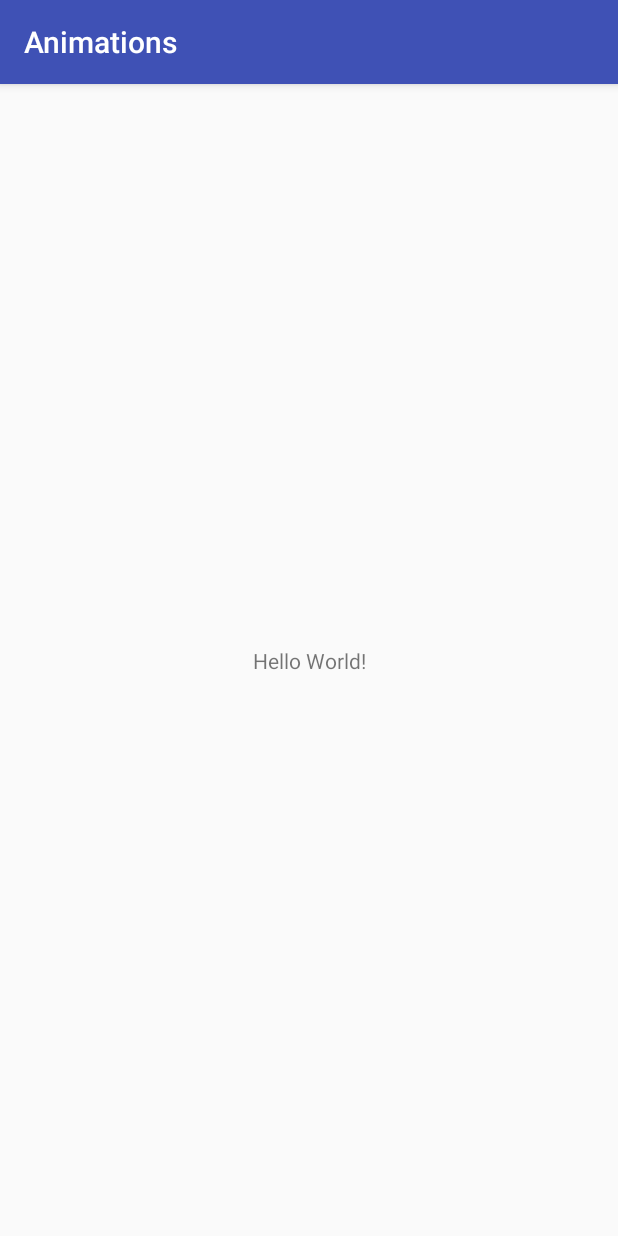
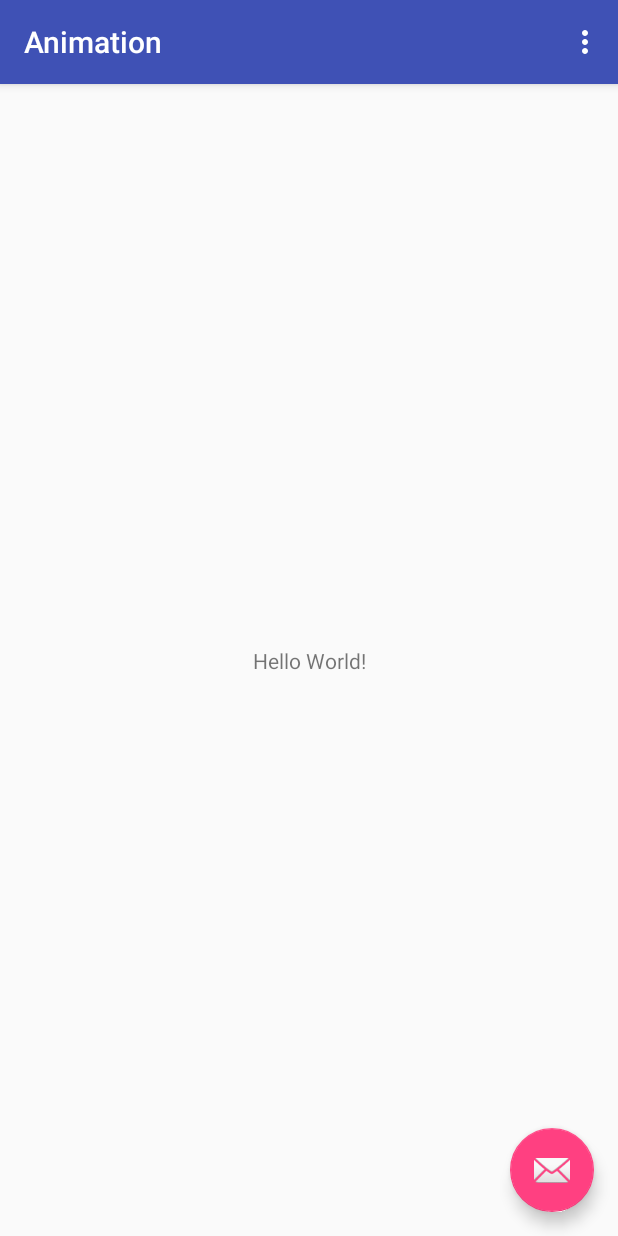
Before and after one commit to gdinhvu81/Animation, an Android app: the screen it shows after launch (MainActivity), on a phone screen of 412 x 824 dp. Run offline under Robolectric (Android 15) with nearby library versions, the phone set to English and light mode, and no system bars.

Commit message:
Animation App

```diff
--- a/app/build.gradle
+++ b/app/build.gradle
@@ -7,7 +7,7 @@ apply plugin: 'kotlin-android-extensions'
 android {
     compileSdkVersion 26
     defaultConfig {
-        applicationId "com.example.gdinh.animations"
+        applicationId "com.example.gdinh.animation"
         minSdkVersion 24
         targetSdkVersion 26
         versionCode 1
@@ -27,6 +27,7 @@ dependencies {
     implementation"org.jetbrains.kotlin:kotlin-stdlib-jre7:$kotlin_version"
     implementation 'com.android.support:appcompat-v7:26.1.0'
     implementation 'com.android.support.constraint:constraint-layout:1.0.2'
+    implementation 'com.android.support:design:26.1.0'
     testImplementation 'junit:junit:4.12'
     androidTestImplementation 'com.android.support.test:runner:1.0.1'
     androidTestImplementation 'com.android.support.test.espresso:espresso-core:3.0.1'
--- /dev/null
+++ b/app/src/main/java/com/example/gdinh/animation/MainActivity.kt
@@ -0,0 +1,39 @@
+package com.example.gdinh.animation
+
+import android.os.Bundle
+import android.support.design.widget.Snackbar
+import android.support.v7.app.AppCompatActivity
+import android.view.Menu
+import android.view.MenuItem
+
+import kotlinx.android.synthetic.main.activity_main.*
+
+class MainActivity : AppCompatActivity() {
+
+    override fun onCreate(savedInstanceState: Bundle?) {
+        super.onCreate(savedInstanceState)
+        setContentView(R.layout.activity_main)
+        setSupportActionBar(toolbar)
+
+        fab.setOnClickListener { view ->
+            Snackbar.make(view, "Replace with your own action", Snackbar.LENGTH_LONG)
+                    .setAction("Action", null).show()
+        }
+    }
+
+    override fun onCreateOptionsMenu(menu: Menu): Boolean {
+        // Inflate the menu; this adds items to the action bar if it is present.
+        menuInflater.inflate(R.menu.menu_main, menu)
+        return true
+    }
+
+    override fun onOptionsItemSelected(item: MenuItem): Boolean {
+        // Handle action bar item clicks here. The action bar will
+        // automatically handle clicks on the Home/Up button, so long
+        // as you specify a parent activity in AndroidManifest.xml.
+        return when (item.itemId) {
+            R.id.action_settings -> true
+            else -> super.onOptionsItemSelected(item)
+        }
+    }
+}
--- a/app/src/main/res/layout/activity_main.xml
+++ b/app/src/main/res/layout/activity_main.xml
@@ -1,18 +1,33 @@
 <?xml version="1.0" encoding="utf-8"?>
-<android.support.constraint.ConstraintLayout xmlns:android="http://schemas.android.com/apk/res/android"
+<android.support.design.widget.CoordinatorLayout xmlns:android="http://schemas.android.com/apk/res/android"
     xmlns:app="http://schemas.android.com/apk/res-auto"
     xmlns:tools="http://schemas.android.com/tools"
     android:layout_width="match_parent"
     android:layout_height="match_parent"
-    tools:context="com.example.gdinh.animations.MainActivity">
+    tools:context="com.example.gdinh.animation.MainActivity">
 
-    <TextView
+    <android.support.design.widget.AppBarLayout
+        android:layout_width="match_parent"
+        android:layout_height="wrap_content"
+        android:theme="@style/AppTheme.AppBarOverlay">
+
+        <android.support.v7.widget.Toolbar
+            android:id="@+id/toolbar"
+            android:layout_width="match_parent"
+            android:layout_height="?attr/actionBarSize"
+            android:background="?attr/colorPrimary"
+            app:popupTheme="@style/AppTheme.PopupOverlay" />
+
+    </android.support.design.widget.AppBarLayout>
+
+    <include layout="@layout/content_main" />
+
+    <android.support.design.widget.FloatingActionButton
+        android:id="@+id/fab"
         android:layout_width="wrap_content"
         android:layout_height="wrap_content"
-        android:text="Hello World!"
-        app:layout_constraintBottom_toBottomOf="parent"
-        app:layout_constraintLeft_toLeftOf="parent"
-        app:layout_constraintRight_toRightOf="parent"
-        app:layout_constraintTop_toTopOf="parent" />
+        android:layout_gravity="bottom|end"
+        android:layout_margin="@dimen/fab_margin"
+        app:srcCompat="@android:drawable/ic_dialog_email" />
 
-</android.support.constraint.ConstraintLayout>
+</android.support.design.widget.CoordinatorLayout>
--- /dev/null
+++ b/app/src/main/res/layout/content_main.xml
@@ -0,0 +1,20 @@
+<?xml version="1.0" encoding="utf-8"?>
+<android.support.constraint.ConstraintLayout xmlns:android="http://schemas.android.com/apk/res/android"
+    xmlns:app="http://schemas.android.com/apk/res-auto"
+    xmlns:tools="http://schemas.android.com/tools"
+    android:layout_width="match_parent"
+    android:layout_height="match_parent"
+    app:layout_behavior="@string/appbar_scrolling_view_behavior"
+    tools:context="com.example.gdinh.animation.MainActivity"
+    tools:showIn="@layout/activity_main">
+
+    <TextView
+        android:layout_width="wrap_content"
+        android:layout_height="wrap_content"
+        android:text="Hello World!"
+        app:layout_constraintBottom_toBottomOf="parent"
+        app:layout_constraintLeft_toLeftOf="parent"
+        app:layout_constraintRight_toRightOf="parent"
+        app:layout_constraintTop_toTopOf="parent" />
+
+</android.support.constraint.ConstraintLayout>
--- /dev/null
+++ b/app/src/main/res/menu/menu_main.xml
@@ -0,0 +1,10 @@
+<menu xmlns:android="http://schemas.android.com/apk/res/android"
+    xmlns:app="http://schemas.android.com/apk/res-auto"
+    xmlns:tools="http://schemas.android.com/tools"
+    tools:context="com.example.gdinh.animation.MainActivity">
+    <item
+        android:id="@+id/action_settings"
+        android:orderInCategory="100"
+        android:title="@string/action_settings"
+        app:showAsAction="never" />
+</menu>
--- /dev/null
+++ b/app/src/main/res/values/dimens.xml
@@ -0,0 +1,3 @@
+<resources>
+    <dimen name="fab_margin">16dp</dimen>
+</resources>
--- a/app/src/main/res/values/strings.xml
+++ b/app/src/main/res/values/strings.xml
@@ -1,3 +1,4 @@
 <resources>
-    <string name="app_name">Animations</string>
+    <string name="app_name">Animation</string>
+    <string name="action_settings">Settings</string>
 </resources>
--- a/app/src/main/res/values/styles.xml
+++ b/app/src/main/res/values/styles.xml
@@ -8,4 +8,13 @@
         <item name="colorAccent">@color/colorAccent</item>
     </style>
 
+    <style name="AppTheme.NoActionBar">
+        <item name="windowActionBar">false</item>
+        <item name="windowNoTitle">true</item>
+    </style>
+
+    <style name="AppTheme.AppBarOverlay" parent="ThemeOverlay.AppCompat.Dark.ActionBar" />
+
+    <style name="AppTheme.PopupOverlay" parent="ThemeOverlay.AppCompat.Light" />
+
 </resources>
```
Also changed, not shown: app/src/main/AndroidManifest.xml (+5 -2 lines), app/src/main/java/com/example/gdinh/animations/MainActivity.kt (deleted, +0 -12 lines), gradle/wrapper/gradle-wrapper.properties, 4 other files.
